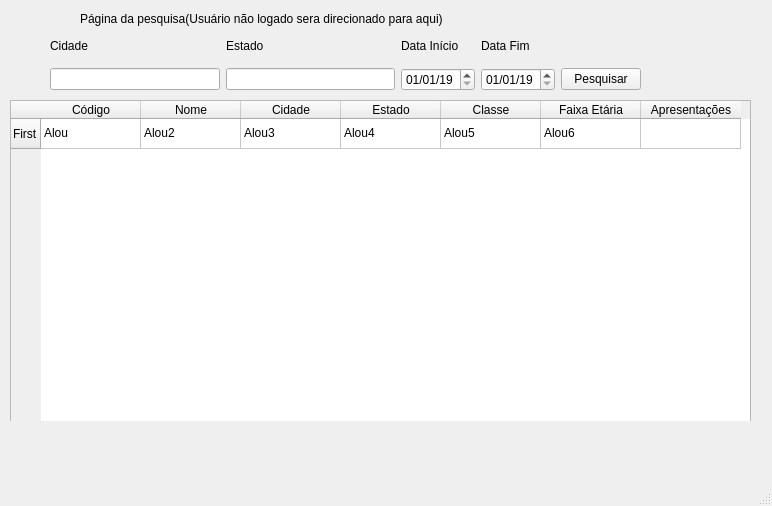
This is ui/viewEventos.ui in PedroAugustoRamalhoDuarte/Trabalho-TP1 as Qt 5 draws it before an edit. The edited form follows.
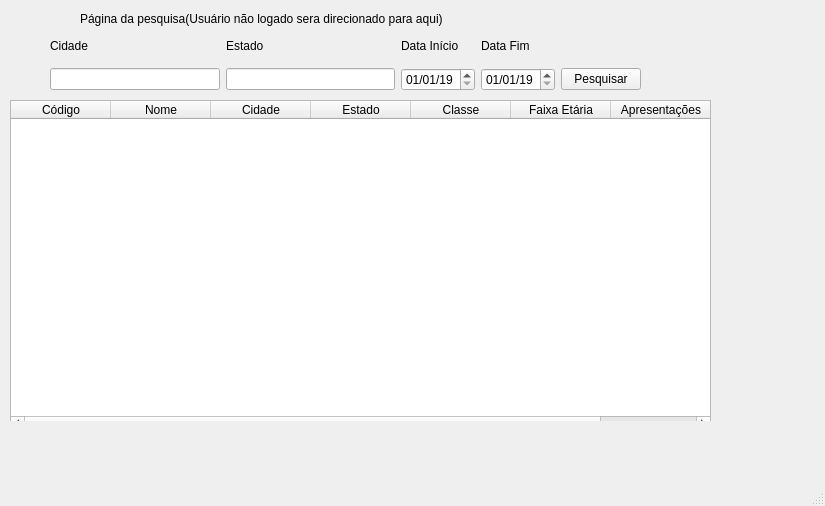
This is the edited form. The open tabs and pages were chosen to show the change.

Commit message: Começo da view Vendas

Patch:
```diff
--- a/ui/viewEventos.ui
+++ b/ui/viewEventos.ui
@@ -6,7 +6,7 @@
    <rect>
     <x>0</x>
     <y>0</y>
-    <width>772</width>
+    <width>825</width>
     <height>506</height>
    </rect>
   </property>
@@ -99,15 +99,10 @@
        <rect>
         <x>10</x>
         <y>90</y>
-        <width>741</width>
+        <width>701</width>
         <height>331</height>
        </rect>
       </property>
-      <row>
-       <property name="text">
-        <string>First</string>
-       </property>
-      </row>
       <column>
        <property name="text">
         <string>Código</string>
@@ -143,39 +138,6 @@
         <string>Apresentações</string>
        </property>
       </column>
-      <item row="0" column="0">
-       <property name="text">
-        <string>Alou</string>
-       </property>
-       <property name="flags">
-        <set>ItemIsSelectable|ItemIsDragEnabled|ItemIsDropEnabled|ItemIsUserCheckable|ItemIsEnabled</set>
-       </property>
-      </item>
-      <item row="0" column="1">
-       <property name="text">
-        <string>Alou2</string>
-       </property>
-      </item>
-      <item row="0" column="2">
-       <property name="text">
-        <string>Alou3</string>
-       </property>
-      </item>
-      <item row="0" column="3">
-       <property name="text">
-        <string>Alou4</string>
-       </property>
-      </item>
-      <item row="0" column="4">
-       <property name="text">
-        <string>Alou5</string>
-       </property>
-      </item>
-      <item row="0" column="5">
-       <property name="text">
-        <string>Alou6</string>
-       </property>
-      </item>
      </widget>
      <widget class="QWidget" name="layoutWidget">
       <property name="geometry">
```
Left out of the diff: 4 changed lines with no effect on the pictures. The commit also changes 15 other files.
